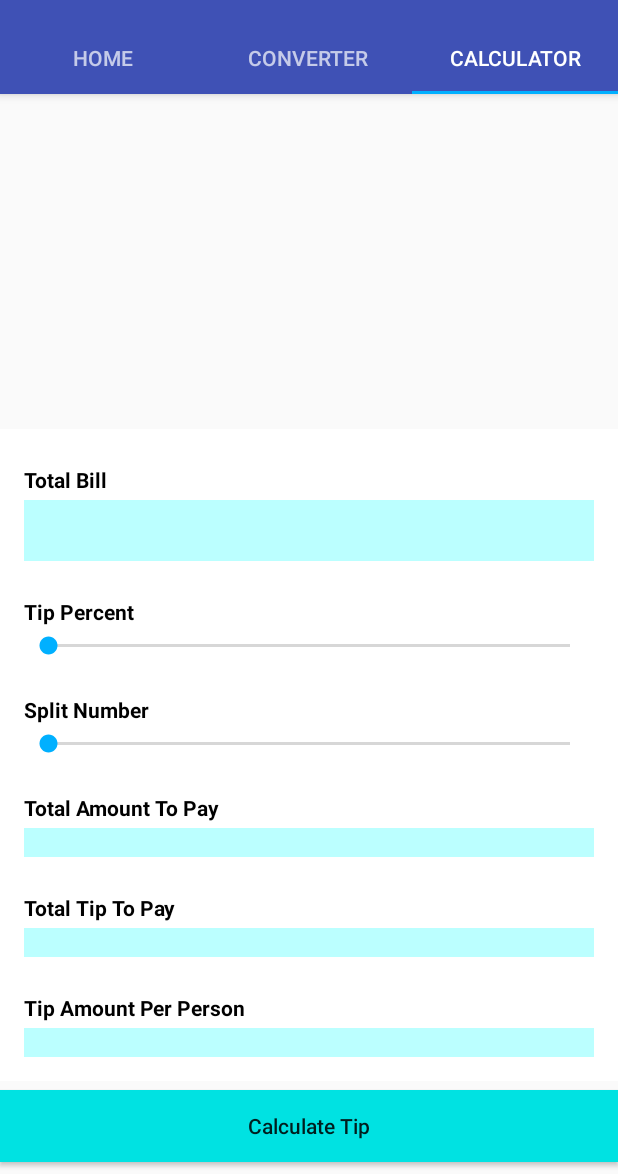
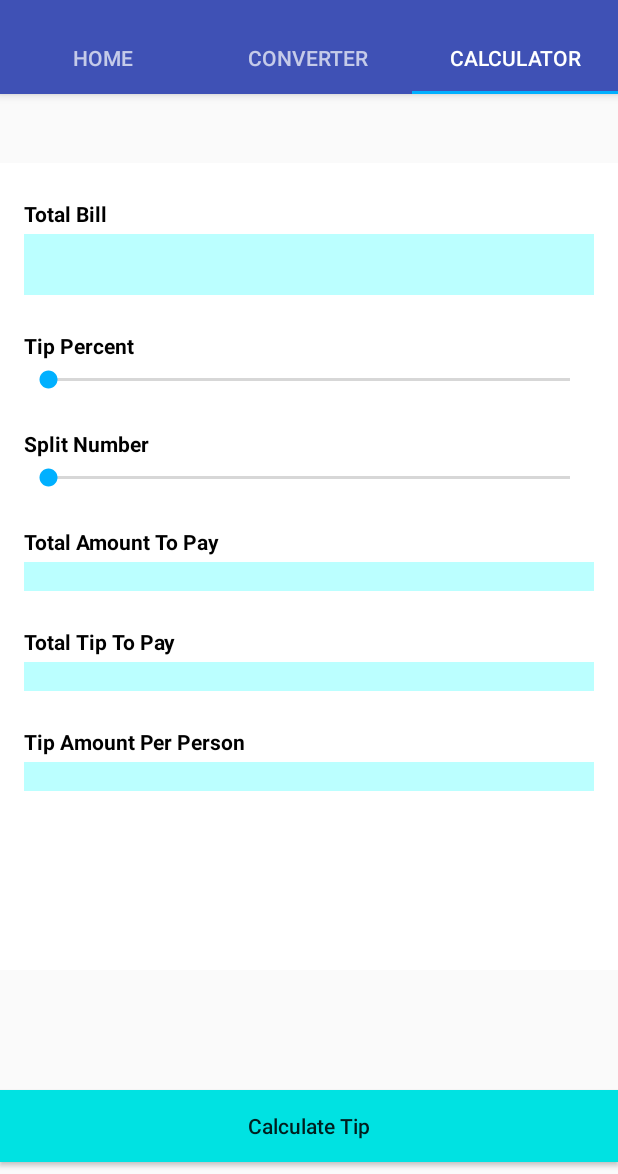
Before and after one commit to bigTimeBrad/TipGuide, an Android app: the screen it shows after launch (MainActivity), tab 3 chosen, on a phone screen of 412 x 824 dp, the part 62-1236 px from its top. Run offline under Robolectric (Android 15) with nearby library versions, the phone set to English and light mode, and no system bars.

```diff
--- a/app/src/main/res/layout/item_calculator.xml
+++ b/app/src/main/res/layout/item_calculator.xml
@@ -11,16 +11,18 @@
 android:layout_width="match_parent"
 android:layout_height="match_parent"
 >
+
     <ScrollView
         android:id="@+id/scroll_content"
         android:layout_width="match_parent"
-    android:layout_height="wrap_content"
+        android:layout_height="538dp"
 
         android:layout_above="@+id/calculate_tips"
-    android:layout_marginBottom="6dp"
+        android:layout_marginBottom="80dp"
         android:background="#ffffff"
         android:padding="16dp"
         android:scrollbars="none">
+
         <RelativeLayout
             android:layout_width="match_parent"
             android:layout_height="wrap_content">
@@ -34,103 +36,114 @@ android:layout_height="match_parent"
                 android:layout_alignParentTop="true"
                 android:layout_marginTop="8dp"
                 android:text="@string/total_bill"
-            android:textStyle="bold"
-            android:textColor="@color/textColor" />
+                android:textColor="@color/textColor"
+                android:textStyle="bold" />
+
             <EditText
                 android:id="@+id/bill_value"
                 android:layout_width="match_parent"
                 android:layout_height="wrap_content"
                 android:layout_below="@+id/first_binary"
                 android:layout_marginTop="4dp"
+                android:background="@color/calTextView"
+                android:inputType="numberDecimal"
                 android:lines="3"
-            android:inputType="numberDecimal"
-            android:background="@color/calTextView"
                 android:padding="8dp" />
+
             <TextView
                 android:id="@+id/tip_percent"
                 android:layout_width="wrap_content"
                 android:layout_height="wrap_content"
+                android:layout_below="@+id/bill_value"
                 android:layout_marginTop="24dp"
-            android:layout_below="@+id/bill_value"
                 android:text="@string/tip_percent"
-            android:textStyle="bold"
-            android:textColor="@color/textColor" />
+                android:textColor="@color/textColor"
+                android:textStyle="bold" />
+
             <SeekBar
                 android:id="@+id/seekBar"
                 android:layout_width="match_parent"
                 android:layout_height="wrap_content"
-            android:layout_marginTop="4dp"
-            android:layout_below="@+id/tip_percent"/>
+                android:layout_below="@+id/tip_percent"
+                android:layout_marginTop="4dp" />
+
             <TextView
                 android:id="@+id/split_number"
                 android:layout_width="wrap_content"
                 android:layout_height="wrap_content"
+                android:layout_below="@+id/seekBar"
                 android:layout_marginTop="24dp"
-            android:layout_below="@+id/seekBar"
                 android:text="@string/split_number"
-            android:textStyle="bold"
-            android:textColor="@color/textColor" />
+                android:textColor="@color/textColor"
+                android:textStyle="bold" />
+
             <SeekBar
                 android:id="@+id/seekBar_one"
                 android:layout_width="match_parent"
                 android:layout_height="wrap_content"
+                android:layout_below="@+id/split_number"
                 android:layout_marginTop="4dp"
-            android:max="10"
-            android:layout_below="@+id/split_number"/>
+                android:max="10" />
+
             <TextView
                 android:id="@+id/total_to_pay"
                 android:layout_width="wrap_content"
                 android:layout_height="wrap_content"
+                android:layout_below="@+id/seekBar_one"
                 android:layout_marginTop="24dp"
-            android:layout_below="@+id/seekBar_one"
                 android:text="@string/total_amount_to_pay"
-            android:textStyle="bold"
-            android:textColor="@color/textColor" />
+                android:textColor="@color/textColor"
+                android:textStyle="bold" />
+
             <TextView
                 android:id="@+id/total_to_pay_result"
                 android:layout_width="match_parent"
                 android:layout_height="wrap_content"
+                android:layout_below="@+id/total_to_pay"
                 android:layout_marginTop="4dp"
-            android:layout_below="@+id/total_to_pay"
-            android:textStyle="bold"
                 android:background="@color/calTextView"
-            android:textColor="@color/textColor" />
+                android:textColor="@color/textColor"
+                android:textStyle="bold" />
+
             <TextView
                 android:id="@+id/total_tip"
                 android:layout_width="wrap_content"
                 android:layout_height="wrap_content"
+                android:layout_below="@+id/total_to_pay_result"
                 android:layout_marginTop="24dp"
-            android:layout_below="@+id/total_to_pay_result"
                 android:text="@string/total_tip"
-            android:textStyle="bold"
-            android:textColor="@color/textColor" />
+                android:textColor="@color/textColor"
+                android:textStyle="bold" />
+
             <TextView
                 android:id="@+id/total_tip_result"
                 android:layout_width="match_parent"
                 android:layout_height="wrap_content"
+                android:layout_below="@+id/total_tip"
                 android:layout_marginTop="4dp"
-            android:layout_below="@+id/total_tip"
-            android:textStyle="bold"
                 android:background="@color/calTextView"
-            android:textColor="@color/textColor" />
+                android:textColor="@color/textColor"
+                android:textStyle="bold" />
+
             <TextView
                 android:id="@+id/tip_per_person"
                 android:layout_width="wrap_content"
                 android:layout_height="wrap_content"
+                android:layout_below="@+id/total_tip_result"
                 android:layout_marginTop="24dp"
-            android:layout_below="@+id/total_tip_result"
                 android:text="@string/tip_per_person"
-            android:textStyle="bold"
-            android:textColor="@color/textColor" />
+                android:textColor="@color/textColor"
+                android:textStyle="bold" />
+
             <TextView
                 android:id="@+id/tip_per_person_result"
                 android:layout_width="match_parent"
                 android:layout_height="wrap_content"
+                android:layout_below="@+id/tip_per_person"
                 android:layout_marginTop="4dp"
-            android:layout_below="@+id/tip_per_person"
-            android:textStyle="bold"
                 android:background="@color/calTextView"
-            android:textColor="@color/textColor" />
+                android:textColor="@color/textColor"
+                android:textStyle="bold" />
         </RelativeLayout>
     </ScrollView>
 <Button
```
Also changed, not shown: app/src/main/res/layout/item_home.xml (+4 -4 lines), 1 other file. Lines whose indentation alone changed are shown as unchanged.
